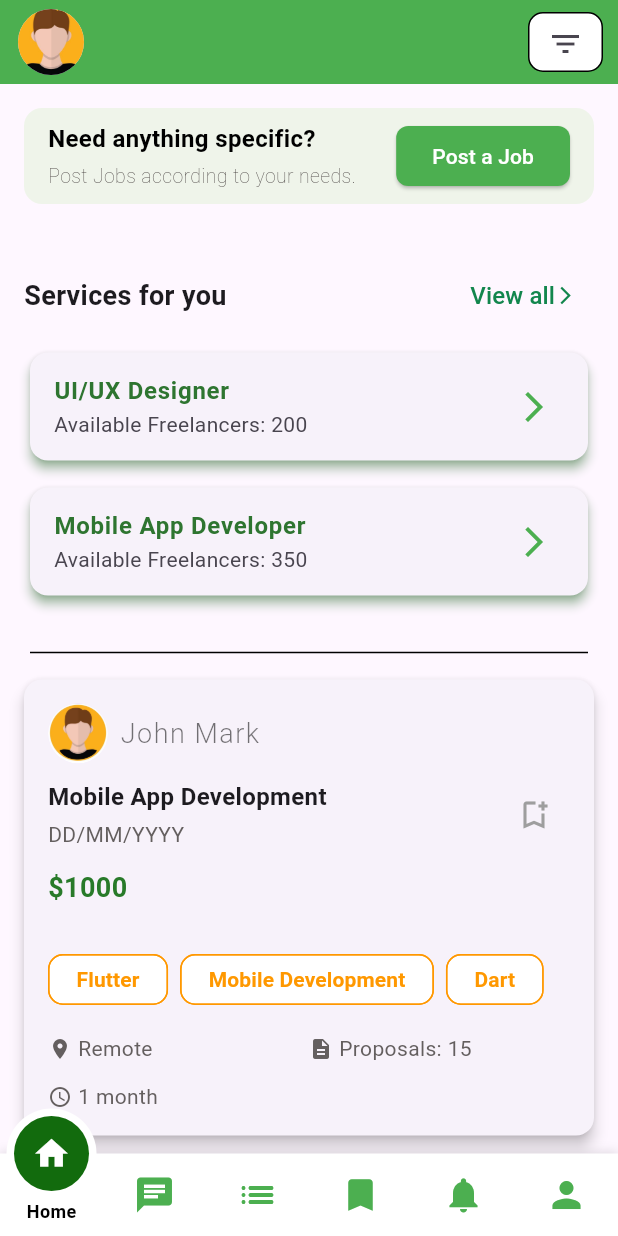
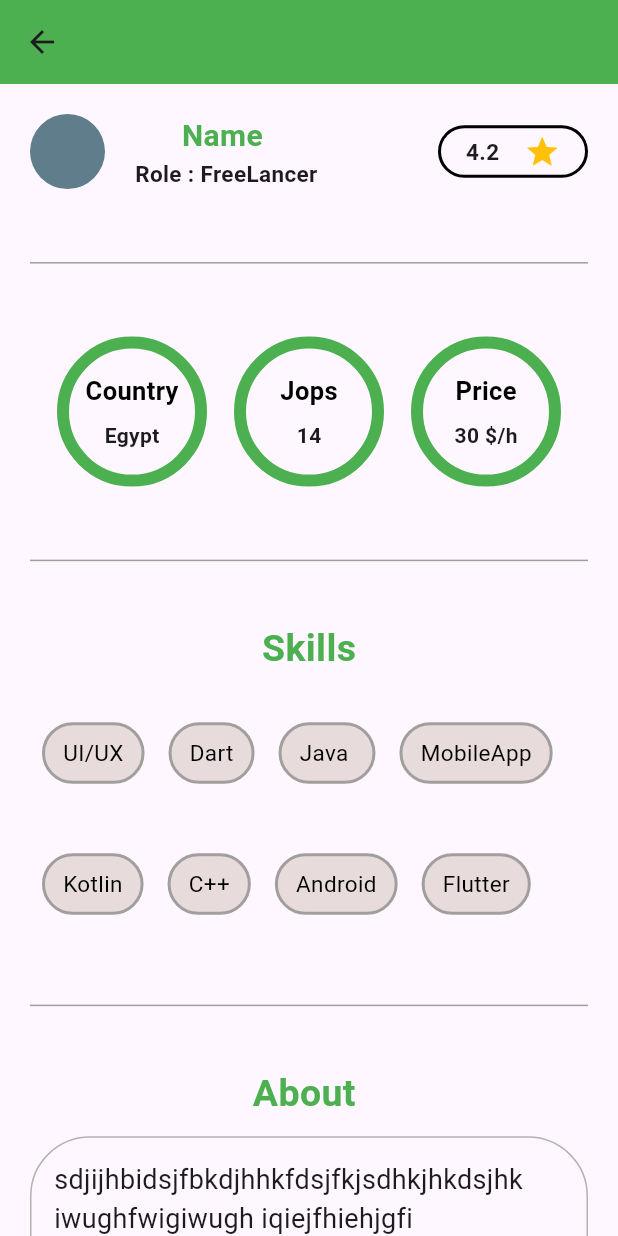
Before and after one commit to farahhossam2004/FreeLance_App, a Flutter app: the screen it shows after launch, after a tap on "I'm a Freelancer Looking For Work 🧑‍💻", after a tap on "join as freelancer", on a phone screen of 412 x 824 dp. Run offline on Flutter 3.47's test engine with Material 3 defaults, Android fonts, the phone set to English and light mode, and no system bars; our stand-ins replace motion_tab_bar.

Commit message:
FreeLancer + Client Profiles

```diff
--- /dev/null
+++ b/lib/views/client_profile.dart
@@ -0,0 +1,84 @@
+import 'package:flutter/material.dart';
+import 'package:freelance_app/views/login.dart';
+import 'package:freelance_app/widgets/profile_helpers.dart';
+
+class ClientProfile extends StatelessWidget {
+  const ClientProfile({super.key});
+
+  @override
+  Widget build(BuildContext context) {
+    double screenHeight = MediaQuery.of(context).size.height;
+
+    return Scaffold(
+      appBar: AppBar(
+        backgroundColor: Colors.green,
+      ),
+      body: CustomScrollView(
+        slivers: [
+          SliverToBoxAdapter(
+            child: Padding(
+              padding: const EdgeInsets.symmetric(horizontal: 20, vertical: 20),
+              child: Column(
+                children: [
+                  // Top Profile section
+                  ProfileHelpers().getTopProfile(
+                    name: "Client Name",
+                    role: "Role : Client",
+                    rate: 3.5,
+                  ),
+
+                  SizedBox(height: screenHeight / 20),
+                  const Divider(thickness: 1, color: Colors.grey),
+                  SizedBox(height: screenHeight / 20),
+
+                  // Profile containers (Country, Jobs)
+                  Row(
+                    mainAxisAlignment: MainAxisAlignment.spaceEvenly,
+                    children: [
+                      ProfileHelpers().getProfileContainer(
+                        title: "Country",
+                        item: "Egypt",
+                      ),
+                      ProfileHelpers().getProfileContainer(
+                        title: "Jobs",
+                        item: "14",
+                      ),
+                    ],
+                  ),
+
+                  SizedBox(height: screenHeight / 20),
+                  const Divider(thickness: 1, color: Colors.grey),
+
+                  // Posts section
+                  const Padding(
+                    padding: EdgeInsets.all(8.0),
+                    child: Center(
+                      child: Text(
+                        "Posts",
+                        style: TextStyle(
+                          fontSize: 22,
+                          fontWeight: FontWeight.bold,
+                          color: Color.fromARGB(255, 68, 157, 71),
+                        ),
+                      ),
+                    ),
+                  ),
+
+                  // Empty space to represent post section height
+                  SizedBox(height: screenHeight / 3 + 50),
+
+                  // Profile Settings button
+                  ProfileHelpers().getProfileEndButton(
+                    title: "Profile Settings",
+                    context: context,
+                    page: Login(),
+                  ),
+                ],
+              ),
+            ),
+          ),
+        ],
+      ),
+    );
+  }
+}
--- /dev/null
+++ b/lib/views/free_lancer.dart
@@ -0,0 +1,176 @@
+import 'package:flutter/material.dart';
+import 'package:freelance_app/views/login.dart';
+import 'package:freelance_app/widgets/profile_helpers.dart';
+
+class FreeLancer extends StatelessWidget {
+  const FreeLancer({super.key});
+
+  @override
+  Widget build(BuildContext context) {
+    //double screenWidth = MediaQuery.of(context).size.width;
+    double screenHeight = MediaQuery.of(context).size.height;
+
+    return Scaffold(
+      appBar: AppBar(
+        backgroundColor: Colors.green,
+      ),
+      body: CustomScrollView(
+        physics: const BouncingScrollPhysics(),
+        slivers: [
+          SliverToBoxAdapter(
+            child: Padding(
+              padding: const EdgeInsets.symmetric(horizontal: 20, vertical: 20),
+              child: Column(
+                children: [
+                  //==========================================
+                  ProfileHelpers().getTopProfile(
+                    name: "Name ",
+                    role: "Role : FreeLancer",
+                    rate: 4.2,
+                  ),
+                  //=========================================
+                  SizedBox(height: screenHeight / 20),
+
+                  const Divider(thickness: 1, color: Colors.grey,),
+                  SizedBox(height: screenHeight / 20),
+
+                  //====================================================
+                  Row(
+                    mainAxisAlignment: MainAxisAlignment.spaceEvenly,
+                    children: [
+                      ProfileHelpers().getProfileContainer(
+                          title: "Country",
+                          item: "Egypt",
+                          ),
+                      ProfileHelpers().getProfileContainer(
+                          title: "Jops",
+                          item: "14",
+                          ),
+                      ProfileHelpers().getProfileContainer(
+                          title: "Price",
+                          item: "30 \$/h",
+                          ),
+                    ],
+                  ),
+                  //==============================================
+                  SizedBox(height: screenHeight / 20),
+                  const Divider(thickness: 1, color: Colors.grey,),
+                  SizedBox(height: screenHeight / 25),
+                  //=============================================
+                  const Center(
+                    child: Text(
+                      "Skills",
+                      style: TextStyle(
+                          fontSize: 25,
+                          fontWeight: FontWeight.bold,
+                          color: Colors.green),
+                    ),
+                  ),
+                  //===============================================
+                  // ============================= SKILLS ============================
+                  Column(
+                    mainAxisSize: MainAxisSize.max,
+                    children: [
+                      SizedBox(
+                        height: screenHeight /
+                            8, // Adjust based on the height of your skill container
+                        child: ListView(
+                          scrollDirection: Axis.horizontal,
+                          children: [
+                            ProfileHelpers().skillcontainer(title: "UI/UX"),
+                            ProfileHelpers().skillcontainer(title: "Dart"),
+                            ProfileHelpers().skillcontainer(title: "Java "),
+                            ProfileHelpers().skillcontainer(title: "MobileApp"),
+                          ],
+                        ),
+                      ),
+                      //==================================================
+                      SizedBox(height: screenHeight / 200),
+                      //==================================================
+                      SizedBox(
+                        height: screenHeight /
+                            13, // Adjust based on the height of your skill container
+                        child: ListView(
+                          scrollDirection: Axis.horizontal,
+                          children: [
+                            ProfileHelpers().skillcontainer(title: "Kotlin"),
+                            ProfileHelpers().skillcontainer(title: "C++"),
+                            ProfileHelpers().skillcontainer(title: "Android"),
+                            ProfileHelpers().skillcontainer(title: "Flutter"),
+                          ],
+                        ),
+                      ),
+                    ],
+                  ),
+
+                  SizedBox(height: screenHeight / 20),
+                  const Divider(thickness: 1, color: Colors.grey,),
+                  SizedBox(height: screenHeight / 25),
+
+
+                  const Text(
+                    "About ",
+                    style: TextStyle(
+                        fontSize: 25,
+                        fontWeight: FontWeight.bold,
+                        color: Colors.green),
+                  ),
+
+                  SizedBox(
+                    height: screenHeight / 80,
+                  ),
+
+                  Container(
+                    decoration: BoxDecoration(
+                      border: Border.all(color: const Color.fromARGB(255, 181, 177, 177)),
+                      borderRadius: BorderRadius.circular(40)
+                    ),
+                    child: const Padding(
+                      padding: EdgeInsets.all(15.0),
+                      child: Text("sdjijhbidsjfbkdjhhkfdsjfkjsdhkjhkdsjhk iwughfwigiwugh iqiejfhiehjgfi ieuufhiwefuh ddjhfbksjbhfkjfebekej kjdbfkdsbj fbksdjbgksjbdk dkjglsjknksj nljknwl jkhngklkrjgnlrjkhrglsfjkhlgjkhn l kghjolgkhlerk l" ,
+                      style:  TextStyle(fontSize: 18 , ),
+                      ),
+                    ),
+                  ),
+
+                  SizedBox(height: screenHeight / 20),
+                  const Divider(thickness: 1, color: Colors.grey,),
+
+                  SizedBox(
+                    height: screenHeight / 30,
+                  ),
+
+                  const Text(
+                    "Language",
+                    style: TextStyle(
+                        fontSize: 25,
+                        fontWeight: FontWeight.bold,
+                        color: Colors.green),
+                  ),
+
+                  SizedBox(
+                        height: screenHeight / 8, // Adjust based on the height of your skill container
+                        child: ListView(
+                          scrollDirection: Axis.horizontal,
+                          children: [
+                            ProfileHelpers().skillcontainer(title: "Englisch"),
+                            ProfileHelpers().skillcontainer(title: "Germany"),
+                            ProfileHelpers().skillcontainer(title: "Arabic"),
+                          ],
+                        ),
+                      ),
+
+                      SizedBox(
+                    height: screenHeight / 30,
+                  ),
+
+                      ProfileHelpers().getProfileEndButton(title: "Contact", context: context, page: Login())
+                ],
+              ),
+            ),
+          ),
+        ],
+      ),
+    );
+  }
+}
--- a/lib/views/start.dart
+++ b/lib/views/start.dart
@@ -1,4 +1,6 @@
 import 'package:flutter/material.dart';
+import 'package:freelance_app/views/client_profile.dart';
+import 'package:freelance_app/views/free_lancer.dart';
 import 'package:freelance_app/views/home.dart';
 import 'package:freelance_app/views/login.dart';
 import 'package:freelance_app/views/sign_up.dart';
@@ -118,10 +120,16 @@ class _StartState extends State<Start> {
                           const Color.fromARGB(255, 86, 88, 86)),
                 ),
                 onPressed: boxSelected?() { // bool value to disable the button when he didn't choose an option
+                  freelancerSelected?
                   Navigator.push(
                     context,
-                    MaterialPageRoute(builder: (context) => const HomeScreen()),
-                  );
+                    MaterialPageRoute(builder: (context) => const FreeLancer()),
+                  ) :
+                  Navigator.push(
+                    context,
+                    MaterialPageRoute(builder: (context) => const ClientProfile()),
+                  )
+                  ;
                 } : null ,
                 child: Text(
                   boxSelected ? (freelancerSelected? "join as freelancer" : "join as client") : "Choose a role",
--- /dev/null
+++ b/lib/widgets/profile_helpers.dart
@@ -0,0 +1,161 @@
+import 'package:flutter/material.dart';
+
+class ProfileHelpers {
+  Widget getTopProfile(
+      {required String name,
+      required String role,
+      double? rate,
+      }) {
+    return Column(
+      children: [
+        Row(
+          children: [
+            //======================================================
+            const CircleAvatar(
+              backgroundColor: Colors.blueGrey,
+              radius: 25,
+            ),
+            //=======================================================
+            const SizedBox(
+              width: 20,
+            ),
+            //======================================================
+            Column(
+              children: [
+                Text(
+                  name,
+                  style: const TextStyle(
+                    fontSize: 20,
+                    color: Colors.green,
+                    fontWeight: FontWeight.bold,
+                  ),
+                ),
+                //=====================================
+                Text(
+                  role,
+                  style: const TextStyle(
+                    fontSize: 15,
+                    fontWeight: FontWeight.bold,
+                  ),
+                )
+              ],
+            ),
+            //=====================================================
+            const Spacer(),
+            //=====================================================
+            Container(
+              height: 35,
+              width: 100,
+              decoration: BoxDecoration(
+                  borderRadius: BorderRadius.circular(50),
+                  color: Colors.transparent,
+                  border: Border.all(
+                    color: Colors.black,
+                    width: 2,
+                  )),
+              child: Row(
+                mainAxisAlignment: MainAxisAlignment.spaceEvenly,
+                children: [
+                  Text(
+                    rate!.toString(),
+                    style: const TextStyle(
+                        fontSize: 15, fontWeight: FontWeight.bold),
+                  ),
+                  const Icon(
+                    Icons.star,
+                    color: Colors.amber,
+                  ),
+                ],
+              ),
+            )
+          ],
+        )
+      ],
+    );
+  }
+
+  Widget getProfileEndButton({
+    required String title,
+    required BuildContext context,
+    required Widget page,
+  }) {
+    return ElevatedButton(
+        onPressed: () {
+          Navigator.push(
+              context, MaterialPageRoute(builder: (context) => page));
+        },
+        style: ButtonStyle(
+          backgroundColor: WidgetStateProperty.all<Color>(
+            const Color.fromARGB(255, 72, 175, 65),
+          ),
+        ),
+        child: Text(
+          title,
+          style: const TextStyle(color: Colors.white, fontSize: 15),
+        ));
+  }
+
+
+  Widget skillcontainer({required String title}) {
+    return Row(
+      mainAxisSize: MainAxisSize.min, // Row takes only the necessary width
+      children: [
+        Padding(
+          padding: const EdgeInsets.all(8.0),
+          child: Container(
+            decoration: BoxDecoration(
+              color: const Color.fromARGB(255, 232, 219, 219),
+              borderRadius: BorderRadius.circular(50),
+              border: Border.all(
+                color: const Color.fromARGB(255, 161, 158, 158),
+                width: 2,
+              ),
+            ),
+            padding: const EdgeInsets.symmetric(
+                horizontal: 12, vertical: 8), // Adjust padding as needed
+            child: Text(
+              title,
+              style: const TextStyle(fontSize: 15, color: Color.fromARGB(255, 0, 0, 0)),
+            ),
+          ),
+        ),
+      ],
+    );
+  }
+
+
+  Widget getProfileContainer(
+      {required String title,
+      required String item,
+      }) {
+    return Container(
+      height: 100,
+      width: 100,
+      decoration: BoxDecoration(
+          borderRadius: BorderRadius.circular(100),
+          border: Border.all(
+            color: Colors.green,
+            width: 8,
+          )),
+      child: Padding(
+        padding: const EdgeInsets.all(8.0),
+        child: Column(
+          mainAxisAlignment: MainAxisAlignment.spaceEvenly,
+          children: [
+            Text(
+              title,
+              style: const TextStyle(
+                  color: Colors.black,
+                  fontSize: 17,
+                  fontWeight: FontWeight.bold),
+            ),
+            Text(
+              item,
+              style: const TextStyle(fontSize: 14, fontWeight: FontWeight.bold),
+            )
+          ],
+        ),
+      ),
+    );
+  }
+}
```
